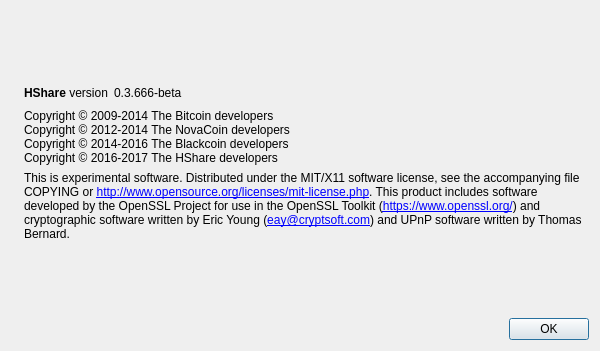
Above: src/qt/forms/aboutdialog.ui from HcashOrg/Hshare before the change. Below: the same form after it.
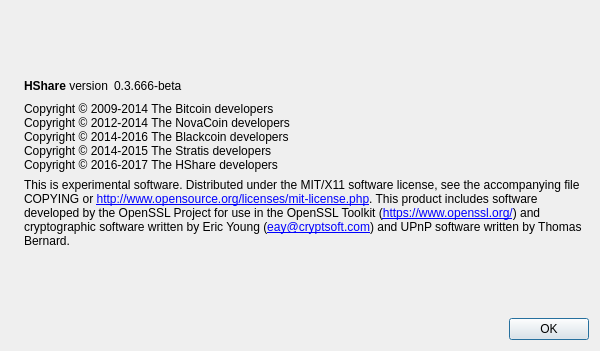
That is the form after the change. Icons and pictures are not drawn.

```diff
--- a/src/qt/forms/aboutdialog.ui
+++ b/src/qt/forms/aboutdialog.ui
@@ -100,6 +100,7 @@
         <string>Copyright © 2009-2014 The Bitcoin developers
 Copyright © 2012-2014 The NovaCoin developers
 Copyright © 2014-2016 The Blackcoin developers
+Copyright © 2014-2015 The Stratis developers
 Copyright © 2016-2017 The HShare developers</string>
        </property>
        <property name="textInteractionFlags">
```
